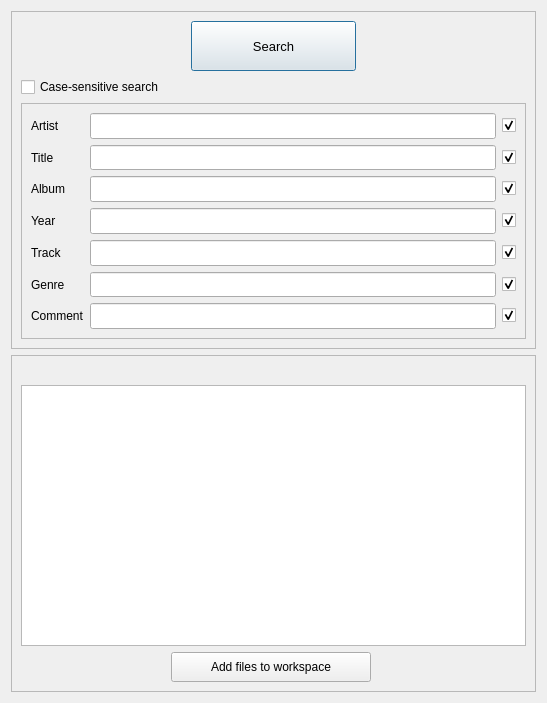
Qt form searchForTagsDialog.ui (ivareske/TagEditor) before a commit.
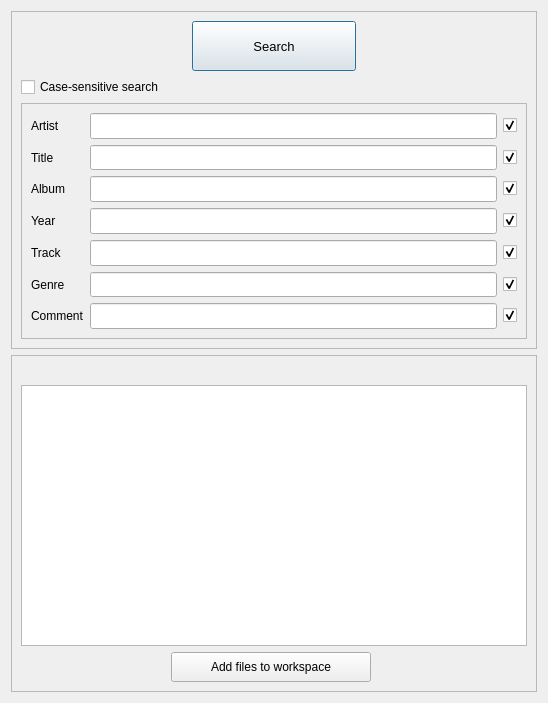
The same form after that commit.

What changed in the file:
```diff
--- a/searchForTagsDialog.ui
+++ b/searchForTagsDialog.ui
@@ -6,7 +6,7 @@
    <rect>
     <x>0</x>
     <y>0</y>
-    <width>547</width>
+    <width>548</width>
     <height>703</height>
    </rect>
   </property>
```
